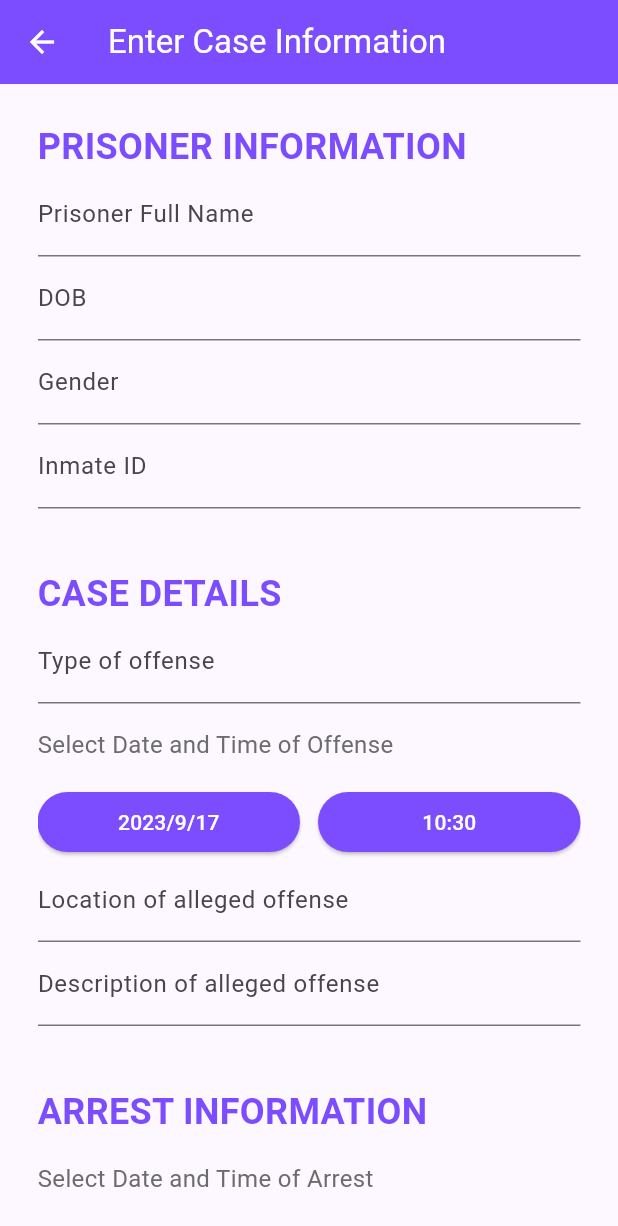
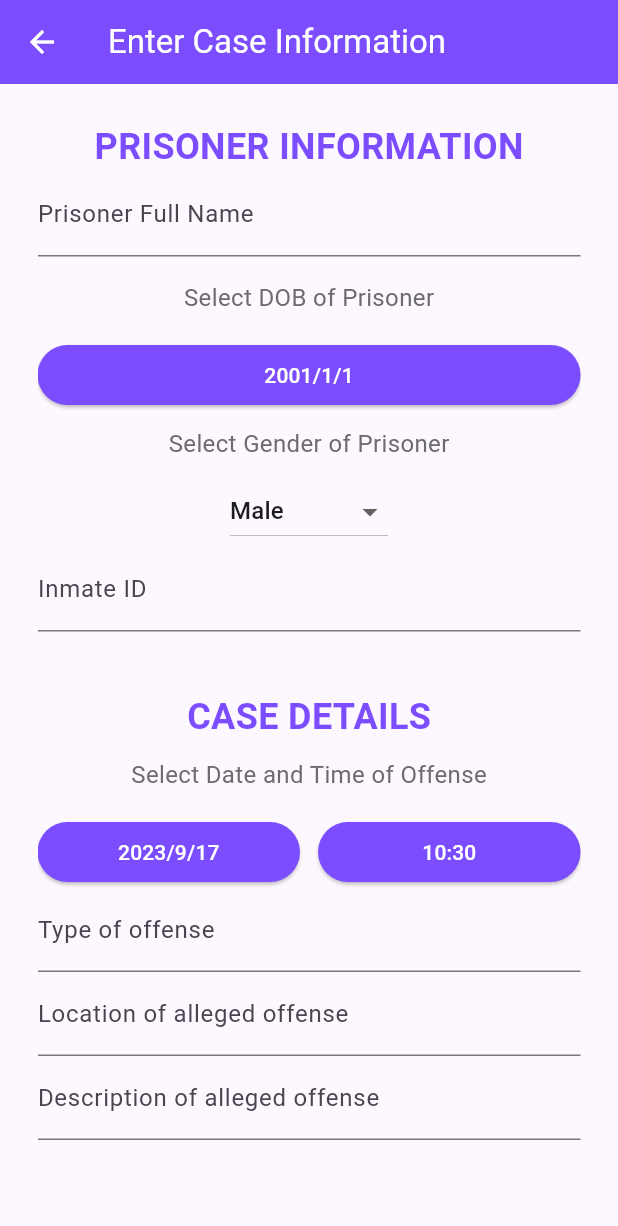
Before and after one commit to kavyaaa-1/sih, a Flutter app: the CaseInfoForm screen opened directly, on a phone screen of 412 x 824 dp. Shown: the top 1226 px of the screen. Run offline on Flutter 3.47's test engine with Material 2 defaults, Android fonts, the phone set to English and light mode, and no system bars; our stand-ins replace syncfusion_flutter_gauges; missing offline and left inert: mongo_dart.

Commit message:
add case page fixed

```diff
--- a/lib/screens/add_case.dart
+++ b/lib/screens/add_case.dart
@@ -3,6 +3,19 @@ import '../dbHelper/case_data_model.dart';
 import '../dbHelper/constant.dart';
 import '../dbHelper/mongodb.dart';
 import 'assign_lawyer.dart';
+
+void main() {
+  runApp(MyApp());
+}
+
+class MyApp extends StatelessWidget {
+  @override
+  Widget build(BuildContext context) {
+    return MaterialApp(
+      home: CaseInfoForm(),
+    );
+  }
+}
 
 class CaseInfoForm extends StatefulWidget {
   @override
@@ -16,16 +29,20 @@ class _CaseInfoFormState extends State<CaseInfoForm> {
   DateTime datetime = DateTime.now();
   DateTime datetimeoffense = DateTime.now();
   DateTime datetimearrest = DateTime.now();
+  DateTime dob = DateTime(2001, 1, 1);
 
   // Define variables to store input data
   String prisonerName = '';
-  String prisonerDOB = '';
-  String prisonerGender = '';
+  //String prisonerDOB = '';
+  String prisonerGender = 'Male';
   String prisonerID = '';
 
   String offenseType = '';
   String offenseLocation = '';
   String offenseDesc = '';
+
+  // String dtoffense = '';
+  // String dtarrest = '';
 
   String arrestLoc = '';
   String arrestOfficer = '';
@@ -41,7 +58,15 @@ class _CaseInfoFormState extends State<CaseInfoForm> {
   String additionalComments = '';
 
   void _submitForm() async {
-    if (_formKey.currentState!.validate()) {
+    if (prisonerName != '' &&
+        evidenceInfo != '' &&
+        prisonerGender != '' &&
+        prisonerID != '' &&
+        offenseType != '' &&
+        offenseLocation != '' &&
+        offenseDesc != '' &&
+        arrestLoc != '' &&
+        arrestOfficer != '') {
       isSubmitButtonEnabled = true;
       String case_ID = "123456";
 
@@ -53,12 +78,12 @@ class _CaseInfoFormState extends State<CaseInfoForm> {
           offense_date: datetimeoffense,
           inmate_ID: prisonerID,
           prisoner_name: prisonerName,
-          DOB: prisonerDOB,
+          DOB: dob.toIso8601String(),
           gender: prisonerGender,
           date_arrest: datetimearrest,
           arresting_officer: arrestOfficer,
           arrest_loc: arrestLoc,
-          evidence: evidenceInfo.split(" ").toList());
+          evidence: evidenceInfo.split(",").toList());
 
       // Insert data into the MongoDB collection
       await MongoDatabase.db.open();
@@ -73,8 +98,8 @@ class _CaseInfoFormState extends State<CaseInfoForm> {
         context: context,
         builder: (BuildContext context) {
           return AlertDialog(
-            title: Text('Success'),
-            content: Text('The case has been registered successfully'),
+            title: const Text('Success'),
+            content: const Text('The case has been registered successfully'),
             actions: <Widget>[
               TextButton(
                 onPressed: () {
@@ -118,8 +143,6 @@ class _CaseInfoFormState extends State<CaseInfoForm> {
 
   @override
   Widget build(BuildContext context) {
-    // final hours = datetime.hour.toString().padLeft(2, '0');
-    // final minutes = datetime.minute.toString().padLeft(2, '0');
     return Scaffold(
       appBar: AppBar(
         backgroundColor: Colors.deepPurpleAccent,
@@ -133,7 +156,8 @@ class _CaseInfoFormState extends State<CaseInfoForm> {
         padding: EdgeInsets.all(25.0),
         child: Form(
           key: _formKey,
-          child: ListView(
+          child: SingleChildScrollView(
+            child: Column(
               children: [
                 const Text(
                   "PRISONER INFORMATION",
@@ -144,16 +168,80 @@ class _CaseInfoFormState extends State<CaseInfoForm> {
                 ),
                 _buildTextField('Prisoner Full Name', (value) {
                   prisonerName = value;
-              }),
-              _buildTextField('DOB', (value) {
-                prisonerDOB = value;
-              }),
-              _buildTextField('Gender', (value) {
-                prisonerGender = value;
-              }),
+                }, true),
+                // _buildTextField('DOB', (value) {
+                //   prisonerDOB = value;
+                // }, true),
+                SizedBox(height: 16.0),
+                const Text(
+                  'Select DOB of Prisoner',
+                  style: TextStyle(
+                    fontSize: 16.0,
+                    color: Color.fromARGB(255, 109, 108, 108),
+                  ),
+                ),
+                SizedBox(height: 16.0),
+                Row(
+                  children: [
+                    Expanded(
+                      child: ElevatedButton(
+                        style: ElevatedButton.styleFrom(
+                          backgroundColor: Colors.deepPurpleAccent,
+                          foregroundColor: Colors.white,
+                        ),
+                        onPressed: () async {
+                          final date = await pickDateDOB();
+                          if (date == null) return;
+
+                          final newDate = DateTime(
+                            date.year,
+                            date.month,
+                            date.day,
+                          );
+
+                          setState(
+                            () => dob = newDate,
+                          );
+                        },
+                        child: Text('${dob.year}/${dob.month}/${dob.day}'),
+                      ),
+                    ),
+                  ],
+                ),
+                // _buildTextField('Gender', (value) {
+                //   prisonerGender = value;
+                // }, true),
+                const SizedBox(height: 10.0),
+                const Text(
+                  'Select Gender of Prisoner',
+                  style: TextStyle(
+                    fontSize: 16.0,
+                    color: Color.fromARGB(255, 109, 108, 108),
+                  ),
+                ),
+                SizedBox(height: 10),
+                DropdownButton<String>(
+                  value: prisonerGender,
+                  onChanged: (String? newValue) {
+                    setState(() {
+                      prisonerGender = newValue!;
+                    });
+                  },
+                  items: <String>[
+                    'Male',
+                    'Female',
+                    'Non-Binary',
+                    'Other',
+                  ].map<DropdownMenuItem<String>>((String value) {
+                    return DropdownMenuItem<String>(
+                      value: value,
+                      child: Text(value),
+                    );
+                  }).toList(),
+                ),
                 _buildTextField('Inmate ID', (value) {
                   prisonerID = value;
-              }),
+                }, true),
                 const SizedBox(height: 40.0),
                 const Text(
                   "CASE DETAILS",
@@ -162,10 +250,7 @@ class _CaseInfoFormState extends State<CaseInfoForm> {
                       fontWeight: FontWeight.bold,
                       color: Colors.deepPurpleAccent),
                 ),
-              _buildTextField('Type of offense', (value) {
-                offenseType = value;
-              }),
-              SizedBox(height: 16.0),
+                const SizedBox(height: 10.0),
                 const Text(
                   'Select Date and Time of Offense',
                   style: TextStyle(
@@ -196,6 +281,7 @@ class _CaseInfoFormState extends State<CaseInfoForm> {
 
                           setState(() => {
                                 datetimeoffense = newDateTime,
+                                //dtoffense = '$datetimeoffense',
                                 datetime = newDateTime,
                               });
                         },
@@ -225,6 +311,7 @@ class _CaseInfoFormState extends State<CaseInfoForm> {
                           );
                           setState(() => {
                                 datetimeoffense = newDateTime,
+                                //dtoffense = '$datetimeoffense',
                                 datetime = newDateTime,
                               });
                         },
@@ -234,17 +321,15 @@ class _CaseInfoFormState extends State<CaseInfoForm> {
                     ),
                   ],
                 ),
-
-              // _buildTextField('Date and Time of offense', (value) {
-              //   //select using a calendar
-              //   offenseDateAndTime = value;
-              // }),
+                _buildTextField('Type of offense', (value) {
+                  offenseType = value;
+                }, true),
                 _buildTextField('Location of alleged offense', (value) {
                   offenseLocation = value;
-              }),
+                }, true),
                 _buildTextField('Description of alleged offense', (value) {
                   offenseDesc = value;
-              }),
+                }, true),
                 const SizedBox(height: 40.0),
                 const Text(
                   "ARREST INFORMATION",
@@ -287,6 +372,7 @@ class _CaseInfoFormState extends State<CaseInfoForm> {
 
                           setState(() => {
                                 datetimearrest = newDateTime,
+                                //dtarrest = '$datetimearrest',
                                 datetime = newDateTime,
                               });
                         },
@@ -316,6 +402,7 @@ class _CaseInfoFormState extends State<CaseInfoForm> {
                           );
                           setState(() => {
                                 datetimearrest = newDateTime,
+                                //dtarrest = '$datetimearrest',
                                 datetime = newDateTime,
                               });
                         },
@@ -327,13 +414,13 @@ class _CaseInfoFormState extends State<CaseInfoForm> {
                 ),
                 _buildTextField('Location of Arrest', (value) {
                   arrestLoc = value;
-              }),
+                }, true),
                 _buildTextField('Name of Arresting Officer', (value) {
                   arrestOfficer = value;
-              }),
+                }, true),
                 _buildTextField('Arrest Warrant Name(if applicable)', (value) {
                   arrestwarrantNumber = value;
-              }),
+                }, false),
                 const SizedBox(height: 40.0),
                 const Text(
                   "BAIL INFORMATION",
@@ -344,10 +431,10 @@ class _CaseInfoFormState extends State<CaseInfoForm> {
                 ),
                 _buildTextField('Bail Amount(if applicable)', (value) {
                   bailAmt = value;
-              }),
+                }, false),
                 _buildTextField('Bail Conditions(if applicable)', (value) {
                   bailConditions = value;
-              }),
+                }, false),
                 const SizedBox(height: 40.0),
                 const Text(
                   "WITNESS INFORMATION",
@@ -358,10 +445,10 @@ class _CaseInfoFormState extends State<CaseInfoForm> {
                 ),
                 _buildTextField('Witness Name(if any)', (value) {
                   witnessName = value;
-              }),
+                }, false),
                 _buildTextField('Witness Contact(if any)', (value) {
                   witnessContact = value;
-              }),
+                }, false),
                 const SizedBox(height: 40.0),
                 const Text(
                   "EVIDENCE AND DOCUMENTATION",
@@ -374,7 +461,7 @@ class _CaseInfoFormState extends State<CaseInfoForm> {
                     'List of Evidence and Documents related to the Case',
                     (value) {
                   evidenceInfo = value;
-              }),
+                }, true),
                 const SizedBox(height: 40.0),
                 const Text(
                   "ADDITIONAL COMMENTS AND NOTES",
@@ -387,7 +474,7 @@ class _CaseInfoFormState extends State<CaseInfoForm> {
                     'Additional Information related to the case(if any)',
                     (value) {
                   additionalComments = value;
-              }),
+                }, false),
                 SizedBox(height: 35.0),
                 ElevatedButton(
                   onPressed: () => _submitForm(),
@@ -404,6 +491,7 @@ class _CaseInfoFormState extends State<CaseInfoForm> {
             ),
           ),
         ),
+      ),
     );
   }
 
@@ -411,22 +499,25 @@ class _CaseInfoFormState extends State<CaseInfoForm> {
         context: context,
         initialDate: datetime,
         firstDate: DateTime(2000),
-        lastDate: DateTime(2100),
+        lastDate: DateTime.now(),
       );
 
-  Future<TimeOfDay?> pickTime() => showTimePicker(
+  Future<DateTime?> pickDateDOB() => showDatePicker(
         context: context,
-        initialTime: TimeOfDay(
-          hour: datetime.hour,
-          minute: datetime.minute,
-        ),
+        initialDate: dob,
+        firstDate: DateTime(1923),
+        lastDate: DateTime(2005),
       );
 
-  Widget _buildTextField(String labelText, Function(dynamic) onChanged) {
+  Future<TimeOfDay?> pickTime() =>
+      showTimePicker(context: context, initialTime: TimeOfDay.now());
+
+  Widget _buildTextField(
+      String labelText, Function(dynamic) onChanged, bool compulsory) {
     return TextFormField(
       decoration: InputDecoration(labelText: labelText),
       validator: (value) {
-        if (value!.isEmpty) {
+        if (value!.isEmpty && compulsory) {
           return 'Please enter $labelText';
         }
         return null;
```
Lines whose indentation alone changed are shown as unchanged.
